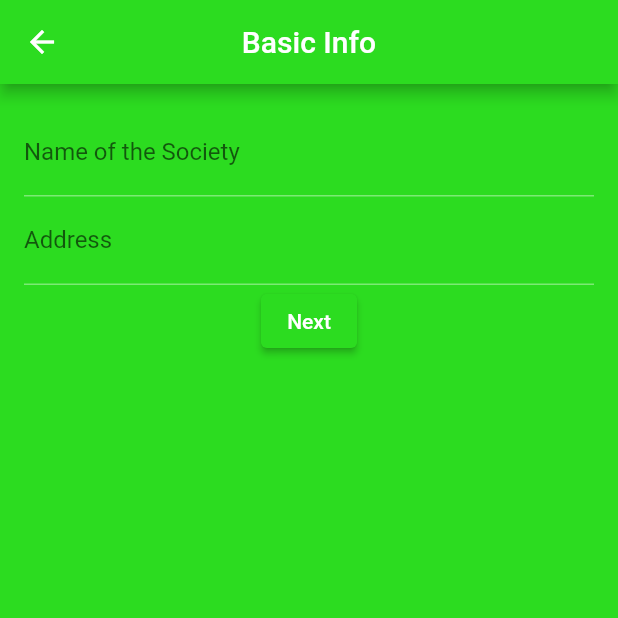
After one commit to Vgupta1004/ApartMaint, a Flutter app: the screen it shows after launch, after a tap on "Register the Soceity", on a phone screen of 412 x 824 dp, the top half of it. The commit adds this screen. Run offline on Flutter 3.47's test engine with Material 2 defaults, Android fonts, the phone set to English and light mode, and no system bars; our stand-ins replace firebase_core, firebase_database; accounts and stored records are empty.

Commit message:
Register complete

```diff
--- /dev/null
+++ b/apartmaint/lib/Pages/Register/basic.dart
@@ -0,0 +1,85 @@
+import 'package:flutter/material.dart';
+import 'blocks.dart';
+import 'package:firebase_database/firebase_database.dart';
+
+class MyInfo extends StatefulWidget {
+  const MyInfo({super.key});
+
+  @override
+  _MyInfoState createState() => _MyInfoState();
+}
+
+class _MyInfoState extends State<MyInfo> {
+  final _infoKey = GlobalKey<FormState>();
+  String _name = '';
+  String _address = '';
+
+  @override
+  Widget build(BuildContext context) {
+    final ref = FirebaseDatabase.instance.ref();
+    return Scaffold(
+        resizeToAvoidBottomInset: false,
+        appBar: AppBar(
+          title: const Text('Basic Info'),
+          centerTitle: true,
+        ),
+        body: Form(
+            key: _infoKey,
+            child: Padding(
+                padding: const EdgeInsets.all(16),
+                child: Column(
+                  crossAxisAlignment: CrossAxisAlignment.center,
+                  children: <Widget>[
+                    TextFormField(
+                      decoration: const InputDecoration(
+                          labelText: 'Name of the Society'),
+                      validator: (value) {
+                        if (value!.isEmpty) {
+                          return 'Please Enter the name of the building';
+                        }
+                        return null;
+                      },
+                      onSaved: (value) {
+                        _name = value!;
+                        // ref.set({
+                        //   "name": _name,
+                        // });
+                      },
+                    ),
+                    TextFormField(
+                      decoration: const InputDecoration(labelText: 'Address'),
+                      validator: (value) {
+                        if (value!.isEmpty) {
+                          return 'Please Enter the Address of the building';
+                        }
+                        return null;
+                      },
+                      onSaved: (value) {
+                        _address = value!;
+                      },
+                    ),
+                    ElevatedButton(
+                      onPressed: () async {
+                        if (_infoKey.currentState!.validate()) {
+                          _infoKey.currentState?.save();
+                          print('Name: $_name');
+                          print('Address: $_address');
+                          final apartName = ref.child('$_name/');
+                          apartName.set({
+                            "Address": _address,
+                          });
+
+                          Navigator.push(
+                              context,
+                              MaterialPageRoute(
+                                  builder: (context) => MyBlocks(
+                                        apartname: apartName,
+                                      )));
+                        }
+                      },
+                      child: const Text("Next"),
+                    )
+                  ],
+                ))));
+  }
+}
--- a/apartmaint/lib/main.dart
+++ b/apartmaint/lib/main.dart
@@ -1,33 +1,33 @@
+import 'package:firebase_core/firebase_core.dart';
 import 'package:flutter/material.dart';
 import 'Pages/register.dart';
+import 'firebase_options.dart';
 
-void main() {
-  runApp(const MainApp());
+void main() async {
+  WidgetsFlutterBinding.ensureInitialized();
+  if (Firebase.apps.length == 0) {
+    await Firebase.initializeApp(
+        name: 'ApartMaint', options: DefaultFirebaseOptions.currentPlatform);
+  }
+
+  runApp(MaterialApp(
+    debugShowCheckedModeBanner: false,
+    initialRoute: '/',
+    theme: ThemeData.from(
+        colorScheme: ColorScheme(
+            brightness: Brightness.light,
+            primary: Color.fromARGB(255, 44, 220, 32),
+            onPrimary: Colors.white,
+            secondary: Color.fromARGB(255, 158, 232, 152),
+            onSecondary: Colors.white,
+            error: Color.fromARGB(255, 251, 118, 118),
+            onError: Colors.red,
+            background: Colors.white,
+            onBackground: Color.fromARGB(255, 44, 220, 32),
+            surface: Color.fromARGB(255, 44, 220, 32),
+            onSurface: Colors.white)),
+    routes: {
+      '/': (context) => RegisterPage(),
+    },
+  ));
 }
-
-class MainApp extends StatelessWidget {
-  const MainApp({super.key});
-
-  @override
-  Widget build(BuildContext context) {
-    return MaterialApp(
-      title: 'Apartment Complex Registration',
-      home: Scaffold(
-        appBar: AppBar(
-          title: Text('Apartment Complex Registration'),
-        ),
-        body: Center(
-          child: ElevatedButton(
-            onPressed: () {
-              Navigator.pushNamed(context, '/apartment_complex_registration');
-            },
-            child: Text('Register'),
-          ),
-        ),
-      ),
-      routes: {
-        '/apartment_complex_registration': (context) => Register(),
-      },
-    );
-  }
-}
--- a/apartmaint/pubspec.yaml
+++ b/apartmaint/pubspec.yaml
@@ -9,6 +9,9 @@ environment:
 dependencies:
   flutter:
     sdk: flutter
+  firebase_core: ^2.21.0
+  firebase_storage: ^11.4.1
+  firebase_database: ^10.3.3
 
 dev_dependencies:
   flutter_test:
```
Also changed, not shown: apartmaint/lib/Pages/Register/Submited.dart (added, +30 -0 lines), apartmaint/lib/Pages/Register/admin.dart (added, +100 -0 lines), apartmaint/lib/Pages/Register/amenity.dart (added, +142 -0 lines), apartmaint/lib/Pages/Register/blocks.dart (added, +100 -0 lines), apartmaint/lib/Pages/Register/security.dart (added, +101 -0 lines), apartmaint/lib/Pages/register.dart (+13 -80 lines), apartmaint/lib/firebase_options.dart (added), apartmaint/pubspec.lock, 7 other files.
